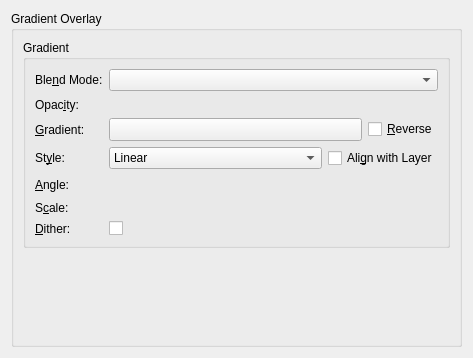
KDE/krita, file libs/ui/layerstyles/WdgGradientOverlay.ui: the form before one commit.
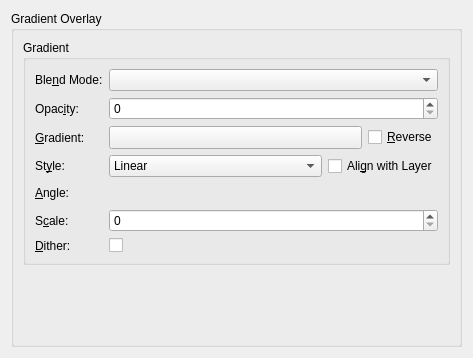
The form after the commit. Custom widgets are drawn as their Qt base class.

Commit message:
ui: Fix Designer not rendering KisSliderSpinBox as QSpinBox
Part-of: <https://invent.kde.org/graphics/krita/-/merge_requests/1742>

What changed in the file:
```diff
--- a/libs/ui/layerstyles/WdgGradientOverlay.ui
+++ b/libs/ui/layerstyles/WdgGradientOverlay.ui
@@ -281,7 +281,7 @@
  <customwidgets>
   <customwidget>
    <class>KisSliderSpinBox</class>
-   <extends>QWidget</extends>
+   <extends>QSpinBox</extends>
    <header location="global">kis_slider_spin_box.h</header>
    <container>1</container>
   </customwidget>
```
The commit also changes 45 other files.
